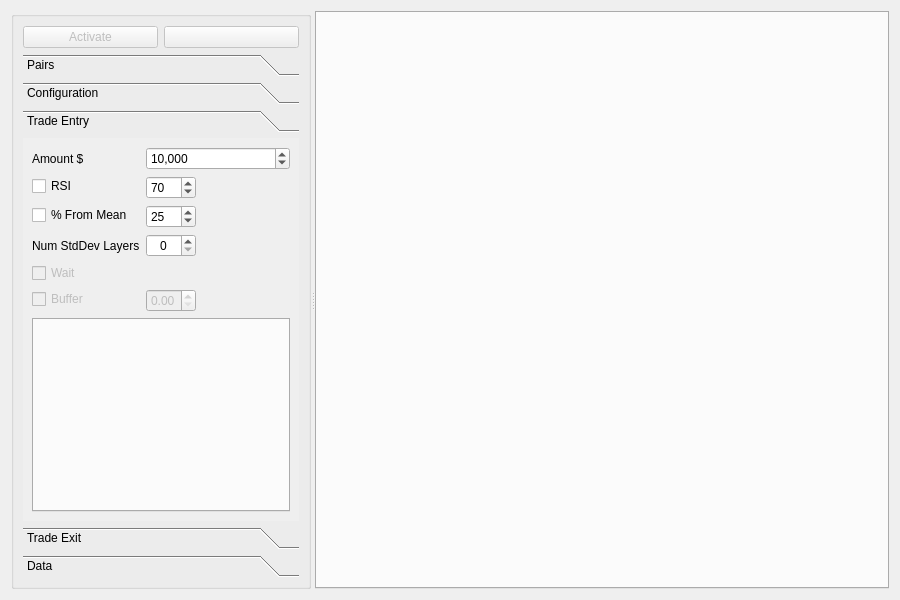
Before: the Qt Designer form pairtabpage.ui in ProDataLab/nkny, drawn with Qt 5.
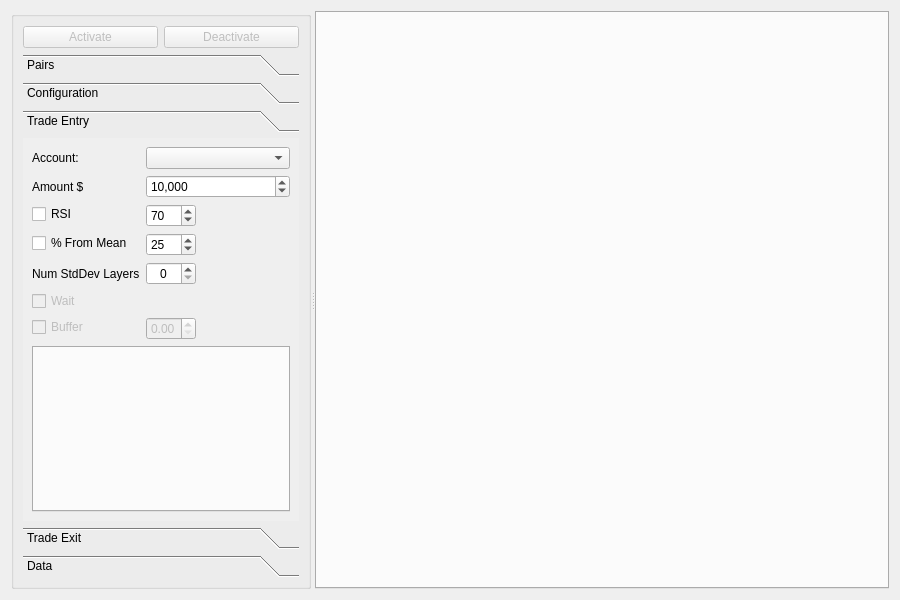
After: the same form once the commit is applied. The open tabs and pages were chosen to show the change. Custom widgets are drawn as their Qt base class.

```diff
--- a/pairtabpage.ui
+++ b/pairtabpage.ui
@@ -66,7 +66,7 @@
             <bool>false</bool>
            </property>
            <property name="text">
-            <string/>
+            <string>Deactivate</string>
            </property>
           </widget>
          </item>
@@ -370,8 +370,8 @@
            <rect>
             <x>0</x>
             <y>0</y>
-            <width>727</width>
-            <height>322</height>
+            <width>195</width>
+            <height>205</height>
            </rect>
           </property>
           <attribute name="label">
@@ -381,13 +381,23 @@
            <item>
             <layout class="QFormLayout" name="formLayout_8">
              <item row="0" column="0">
+              <widget class="QLabel" name="label_4">
+               <property name="text">
+                <string>Account:</string>
+               </property>
+              </widget>
+             </item>
+             <item row="0" column="1">
+              <widget class="QComboBox" name="managedAccountsComboBox"/>
+             </item>
+             <item row="1" column="0">
               <widget class="QLabel" name="label">
                <property name="text">
                 <string>Amount $</string>
                </property>
               </widget>
              </item>
-             <item row="0" column="1">
+             <item row="1" column="1">
               <widget class="QSpinBox" name="tradeEntryAmountSpinBox">
                <property name="minimumSize">
                 <size>
@@ -409,14 +419,14 @@
                </property>
               </widget>
              </item>
-             <item row="1" column="0">
+             <item row="2" column="0">
               <widget class="QCheckBox" name="tradeEntryRSICheckBox">
                <property name="text">
                 <string>RSI</string>
                </property>
               </widget>
              </item>
-             <item row="1" column="1">
+             <item row="2" column="1">
               <widget class="QSpinBox" name="tradeEntryRSIUpperSpinBox">
                <property name="maximumSize">
                 <size>
@@ -429,14 +439,14 @@
                </property>
               </widget>
              </item>
-             <item row="2" column="0">
+             <item row="3" column="0">
               <widget class="QCheckBox" name="tradeEntryPercentFromMeanCheckBox">
                <property name="text">
                 <string>% From Mean</string>
                </property>
               </widget>
              </item>
-             <item row="2" column="1">
+             <item row="3" column="1">
               <widget class="QSpinBox" name="tradeEntryPercentFromMeanSpinBox">
                <property name="maximumSize">
                 <size>
@@ -449,14 +459,14 @@
                </property>
               </widget>
              </item>
-             <item row="3" column="0">
+             <item row="4" column="0">
               <widget class="QLabel" name="label_3">
                <property name="text">
                 <string>Num StdDev Layers</string>
                </property>
               </widget>
              </item>
-             <item row="3" column="1">
+             <item row="4" column="1">
               <widget class="QSpinBox" name="tradeEntryNumStdDevLayersSpinBox">
                <property name="maximumSize">
                 <size>
@@ -475,7 +485,7 @@
                </property>
               </widget>
              </item>
-             <item row="4" column="0">
+             <item row="5" column="0">
               <widget class="QCheckBox" name="waitCheckBox">
                <property name="enabled">
                 <bool>false</bool>
@@ -485,7 +495,7 @@
                </property>
               </widget>
              </item>
-             <item row="5" column="0">
+             <item row="6" column="0">
               <widget class="QCheckBox" name="layerBufferCheckBox">
                <property name="enabled">
                 <bool>false</bool>
@@ -495,7 +505,7 @@
                </property>
               </widget>
              </item>
-             <item row="5" column="1">
+             <item row="6" column="1">
               <widget class="QDoubleSpinBox" name="layerBufferDoubleSpinBox">
                <property name="enabled">
                 <bool>false</bool>
```
Left out of the diff: 18 changed lines with no effect on the pictures.
